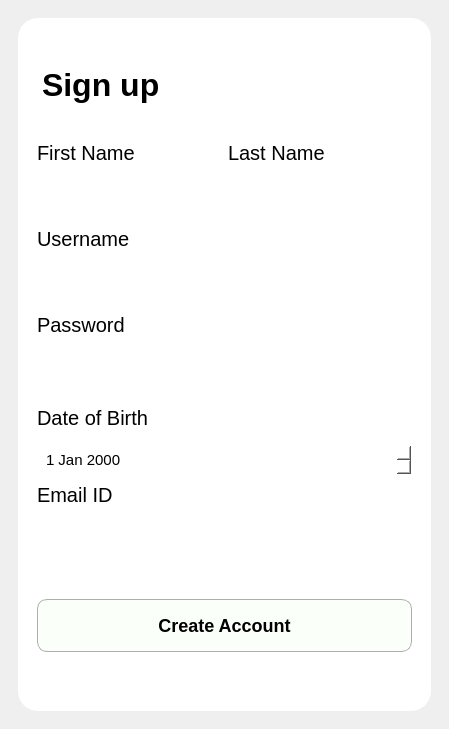
First picture: the form in K/signup.ui, repository burr1to/kaizen, before the edit.
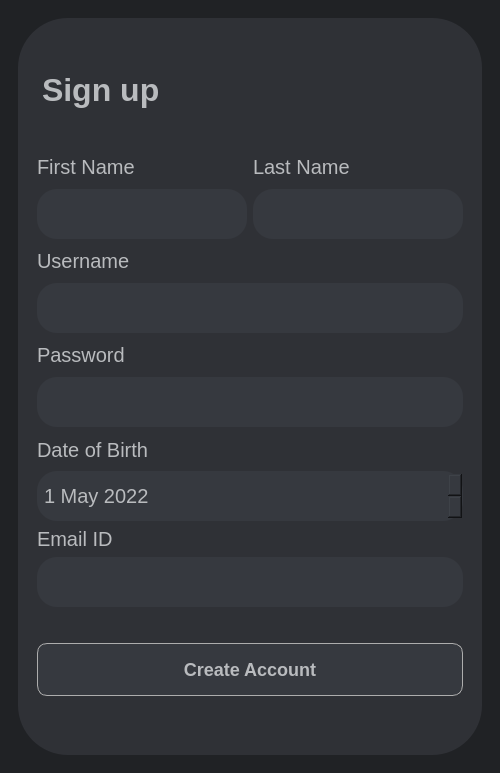
Second picture: the form after the edit. Icons and pictures are not drawn.

What changed in the file:
```diff
--- a/K/signup.ui
+++ b/K/signup.ui
@@ -6,10 +6,22 @@
    <rect>
     <x>0</x>
     <y>0</y>
-    <width>449</width>
-    <height>729</height>
+    <width>500</width>
+    <height>773</height>
    </rect>
   </property>
+  <property name="minimumSize">
+   <size>
+    <width>500</width>
+    <height>720</height>
+   </size>
+  </property>
+  <property name="baseSize">
+   <size>
+    <width>500</width>
+    <height>720</height>
+   </size>
+  </property>
   <property name="windowTitle">
    <string>Sign Up</string>
   </property>
@@ -22,13 +34,13 @@
   </property>
   <widget class="QWidget" name="centralwidget">
    <property name="styleSheet">
-    <string notr="true"/>
+    <string notr="true">background-color: rgb(32, 34, 37);</string>
    </property>
    <layout class="QHBoxLayout" name="horizontalLayout_2">
     <item>
      <widget class="QFrame" name="Mainframe">
       <property name="styleSheet">
-       <string notr="true">
+       <string notr="true">background-color: rgb(32, 34, 37);
 border-radius:20px;</string>
       </property>
       <property name="frameShape">
@@ -49,8 +61,10 @@
            </property>
            <property name="styleSheet">
             <string notr="true">#signup_frame{
-background-color: rgb(255, 255, 255);
+background-color: #2f3136;;
+border-radius:50px;
 padding:10px;
+color:#b9bbbe;
 }
 
 #title{
@@ -63,11 +77,10 @@
 
 QDateEdit
 {
-    background-color: white;
-border: 2px solid white;
-  padding:5px;
+border: 2px;
+padding:5px;
 font-size:15px;
-background-color:white;
+background-color: #36393f;
 }
 
 
@@ -75,7 +88,7 @@
 #regbut{
 border-radius:10px;
 border:1px solid rgb(173, 173, 173);
-background-color: rgb(251, 255, 249);
+background-color: #36393f;
 padding:15px;
 font-size:18px;
 }
@@ -132,8 +145,7 @@
               <property name="styleSheet">
                <string notr="true">border:0px;
 background:transparent;
-color: black;
-</string>
+color:#b9bbbe;</string>
               </property>
               <property name="text">
                <string>&lt;html&gt;&lt;head/&gt;&lt;body&gt;&lt;p&gt;&lt;span style=&quot; font-size:24pt; font-weight:700;&quot;&gt;Sign up&lt;/span&gt;&lt;/p&gt;&lt;/body&gt;&lt;/html&gt;</string>
@@ -151,6 +163,10 @@
                     <pointsize>-1</pointsize>
                    </font>
                   </property>
+                  <property name="styleSheet">
+                   <string notr="true">background-color: rgb(47, 49, 54);
+color:#b9bbbe;</string>
+                  </property>
                   <property name="text">
                    <string>First Name</string>
                   </property>
@@ -163,6 +179,10 @@
                     <pointsize>-1</pointsize>
                    </font>
                   </property>
+                  <property name="styleSheet">
+                   <string notr="true">background-color: rgb(47, 49, 54);
+color:#b9bbbe;</string>
+                  </property>
                   <property name="text">
                    <string>Last Name</string>
                   </property>
@@ -188,7 +208,8 @@
                   </property>
                   <property name="styleSheet">
                    <string notr="true">background:transparent;
-background-color: rgb(255, 255, 255);</string>
+background-color:#36393f;
+color:#b9bbbe;</string>
                   </property>
                   <property name="alignment">
                    <set>Qt::AlignLeading|Qt::AlignLeft|Qt::AlignVCenter</set>
@@ -211,7 +232,8 @@
                   </property>
                   <property name="styleSheet">
                    <string notr="true">background:transparent;
-background-color: rgb(255, 255, 255);</string>
+background-color:#36393f;
+color:#b9bbbe;</string>
                   </property>
                   <property name="alignment">
                    <set>Qt::AlignLeading|Qt::AlignLeft|Qt::AlignVCenter</set>
@@ -231,6 +253,10 @@
                   <pointsize>-1</pointsize>
                  </font>
                 </property>
+                <property name="styleSheet">
+                 <string notr="true">background-color: rgb(47, 49, 54);
+color:#b9bbbe;</string>
+                </property>
                 <property name="text">
                  <string>Username</string>
                 </property>
@@ -252,7 +278,8 @@
                 </property>
                 <property name="styleSheet">
                  <string notr="true">background:transparent;
-background-color: rgb(255, 255, 255);</string>
+background-color:#36393f;
+color:#b9bbbe;</string>
                 </property>
                 <property name="alignment">
                  <set>Qt::AlignLeading|Qt::AlignLeft|Qt::AlignVCenter</set>
@@ -270,6 +297,10 @@
                   <pointsize>-1</pointsize>
                  </font>
                 </property>
+                <property name="styleSheet">
+                 <string notr="true">background-color: rgb(47, 49, 54);
+color:#b9bbbe;</string>
+                </property>
                 <property name="text">
                  <string>Password</string>
                 </property>
@@ -291,7 +322,8 @@
                 </property>
                 <property name="styleSheet">
                  <string notr="true">background:transparent;
-background-color: rgb(255, 255, 255);</string>
+background-color:#36393f;
+color:#b9bbbe;</string>
                 </property>
                 <property name="alignment">
                  <set>Qt::AlignLeading|Qt::AlignLeft|Qt::AlignVCenter</set>
@@ -301,7 +333,10 @@
              </layout>
             </item>
             <item>
-             <layout class="QVBoxLayout" name="da">
+             <layout class="QVBoxLayout" name="da" stretch="0,0">
+              <property name="spacing">
+               <number>5</number>
+              </property>
               <item>
                <widget class="QLabel" name="label_6">
                 <property name="font">
@@ -309,13 +344,38 @@
                   <pointsize>-1</pointsize>
                  </font>
                 </property>
+                <property name="styleSheet">
+                 <string notr="true">background-color: rgb(47, 49, 54);
+color:#b9bbbe;</string>
+                </property>
                 <property name="text">
                  <string>Date of Birth</string>
                 </property>
                </widget>
               </item>
               <item>
-               <widget class="QDateEdit" name="dob"/>
+               <widget class="QDateEdit" name="dob">
+                <property name="minimumSize">
+                 <size>
+                  <width>0</width>
+                  <height>50</height>
+                 </size>
+                </property>
+                <property name="styleSheet">
+                 <string notr="true">color:#b9bbbe;
+font-size:20px;</string>
+                </property>
+                <property name="dateTime">
+                 <datetime>
+                  <hour>0</hour>
+                  <minute>0</minute>
+                  <second>0</second>
+                  <year>2022</year>
+                  <month>5</month>
+                  <day>1</day>
+                 </datetime>
+                </property>
+               </widget>
               </item>
              </layout>
             </item>
@@ -328,6 +388,10 @@
                   <pointsize>-1</pointsize>
                  </font>
                 </property>
+                <property name="styleSheet">
+                 <string notr="true">background-color: rgb(47, 49, 54);
+color:#b9bbbe;</string>
+                </property>
                 <property name="text">
                  <string>Email ID</string>
                 </property>
@@ -349,7 +413,8 @@
                 </property>
                 <property name="styleSheet">
                  <string notr="true">background:transparent;
-background-color: rgb(255, 255, 255);</string>
+background-color:#36393f;
+color:#b9bbbe;</string>
                 </property>
                 <property name="alignment">
                  <set>Qt::AlignLeading|Qt::AlignLeft|Qt::AlignVCenter</set>
@@ -386,7 +451,7 @@
                </font>
               </property>
               <property name="styleSheet">
-               <string notr="true"/>
+               <string notr="true">color:#b9bbbe;</string>
               </property>
               <property name="text">
                <string>Create Account</string>
```
Left out of the diff: 4 changed lines with no effect on the pictures.
